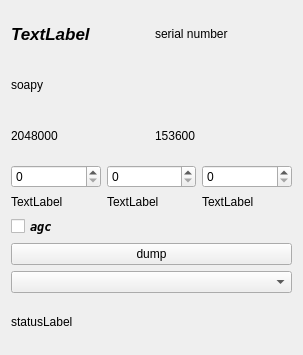
This is sources/devices/soapy/soapy-widget.ui in JvanKatwijk/qt-dab as Qt 5 draws it before an edit. The edited form follows.
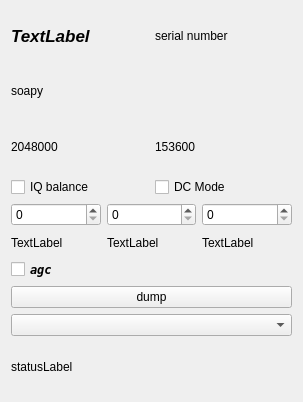
This is the edited form.

Patch:
```diff
--- a/sources/devices/soapy/soapy-widget.ui
+++ b/sources/devices/soapy/soapy-widget.ui
@@ -7,7 +7,7 @@
     <x>0</x>
     <y>0</y>
     <width>303</width>
-    <height>355</height>
+    <height>402</height>
    </rect>
   </property>
   <property name="windowTitle">
@@ -64,6 +64,24 @@
      </item>
     </layout>
    </item>
+   <item>
+    <layout class="QHBoxLayout" name="horizontalLayout_3">
+     <item>
+      <widget class="QCheckBox" name="balanceIndicator">
+       <property name="text">
+        <string>IQ balance</string>
+       </property>
+      </widget>
+     </item>
+     <item>
+      <widget class="QCheckBox" name="DCModeIndicator">
+       <property name="text">
+        <string>DC Mode</string>
+       </property>
+      </widget>
+     </item>
+    </layout>
+   </item>
    <item>
     <layout class="QGridLayout" name="gridLayout">
      <item row="0" column="0">
```
